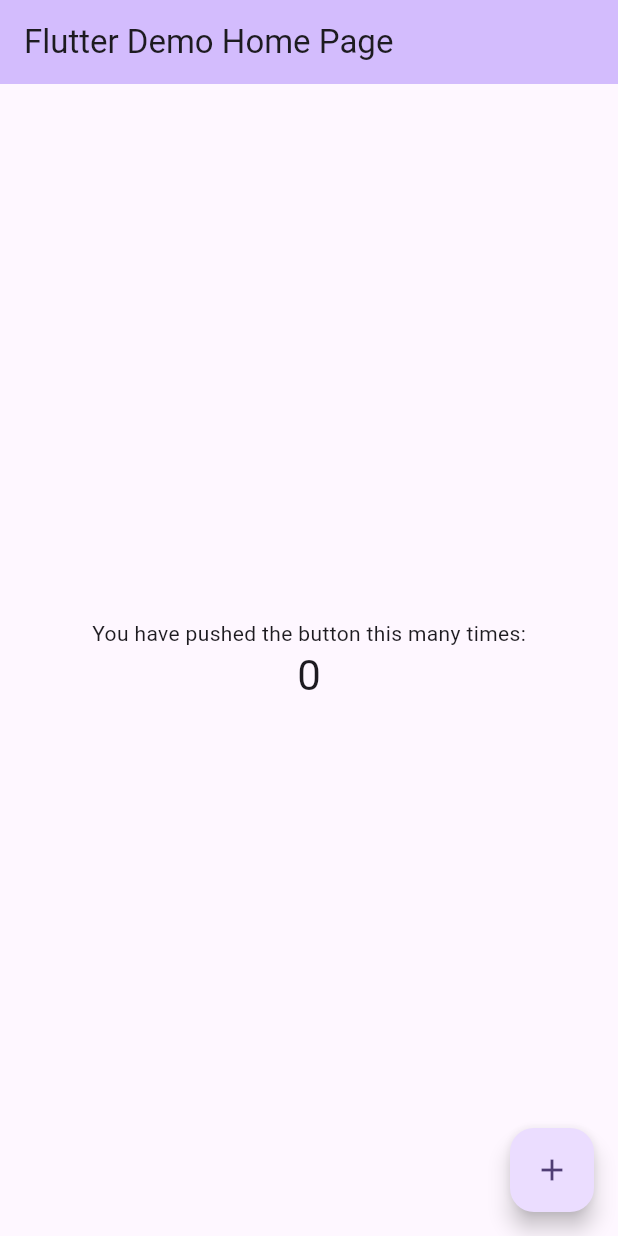
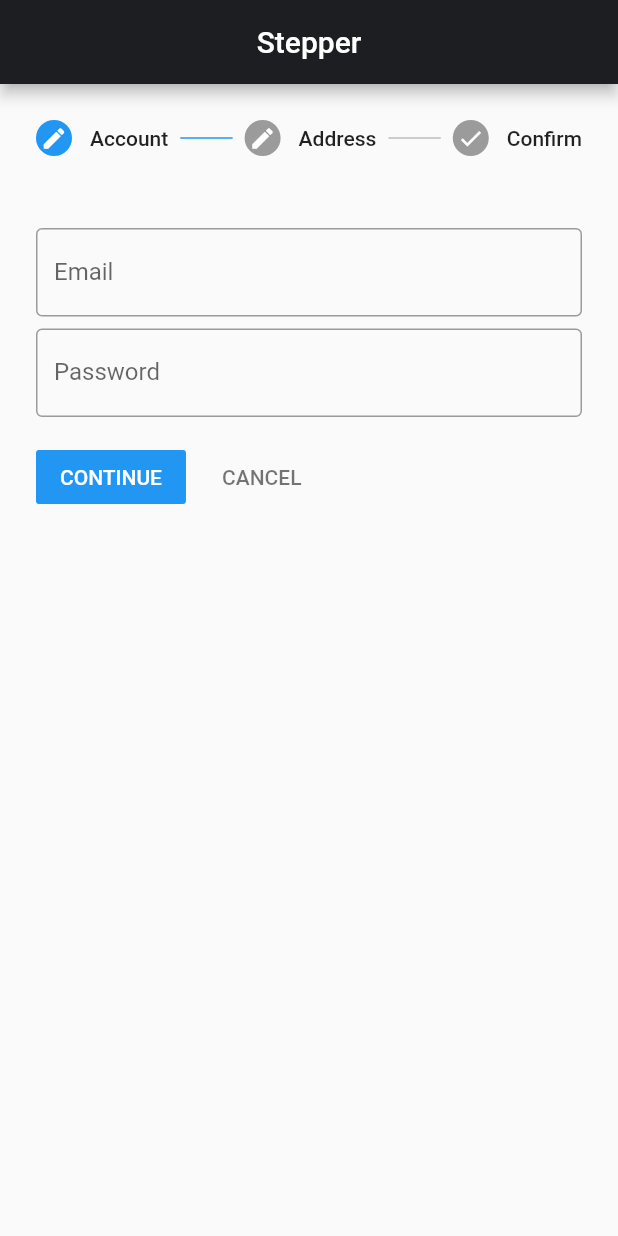
Before and after one commit to Balint90/flutter_basics, a Flutter app: the screen it shows after launch, on a phone screen of 412 x 824 dp. Run offline on Flutter 3.47's test engine with Material 2 defaults, Android fonts, the phone set to English and light mode, and no system bars; our stand-ins replace flutter_svg.

Commit message:
done stepper widget

```diff
--- a/stepper_widget/lib/main.dart
+++ b/stepper_widget/lib/main.dart
@@ -5,121 +5,115 @@ void main() {
 }
 
 class MyApp extends StatelessWidget {
-  const MyApp({super.key});
+  const MyApp({Key? key}) : super(key: key);
 
   // This widget is the root of your application.
   @override
   Widget build(BuildContext context) {
-    return MaterialApp(
-      title: 'Flutter Demo',
-      theme: ThemeData(
-        // This is the theme of your application.
-        //
-        // TRY THIS: Try running your application with "flutter run". You'll see
-        // the application has a blue toolbar. Then, without quitting the app,
-        // try changing the seedColor in the colorScheme below to Colors.green
-        // and then invoke "hot reload" (save your changes or press the "hot
-        // reload" button in a Flutter-supported IDE, or press "r" if you used
-        // the command line to start the app).
-        //
-        // Notice that the counter didn't reset back to zero; the application
-        // state is not lost during the reload. To reset the state, use hot
-        // restart instead.
-        //
-        // This works for code too, not just values: Most code changes can be
-        // tested with just a hot reload.
-        colorScheme: ColorScheme.fromSeed(seedColor: Colors.deepPurple),
-        useMaterial3: true,
-      ),
-      home: const MyHomePage(title: 'Flutter Demo Home Page'),
+    return const MaterialApp(
+      debugShowCheckedModeBanner: false,
+      home: Home(),
     );
   }
 }
 
-class MyHomePage extends StatefulWidget {
-  const MyHomePage({super.key, required this.title});
-
-  // This widget is the home page of your application. It is stateful, meaning
-  // that it has a State object (defined below) that contains fields that affect
-  // how it looks.
-
-  // This class is the configuration for the state. It holds the values (in this
-  // case the title) provided by the parent (in this case the App widget) and
-  // used by the build method of the State. Fields in a Widget subclass are
-  // always marked "final".
-
-  final String title;
+class Home extends StatefulWidget {
+  const Home({super.key});
 
   @override
-  State<MyHomePage> createState() => _MyHomePageState();
+  State<Home> createState() => _HomeState();
 }
 
-class _MyHomePageState extends State<MyHomePage> {
-  int _counter = 0;
+class _HomeState extends State<Home> {
+  int _currentStep = 0;
 
-  void _incrementCounter() {
-    setState(() {
-      // This call to setState tells the Flutter framework that something has
-      // changed in this State, which causes it to rerun the build method below
-      // so that the display can reflect the updated values. If we changed
-      // _counter without calling setState(), then the build method would not be
-      // called again, and so nothing would appear to happen.
-      _counter++;
-    });
-  }
+  List<Step> stepList() => [
+        Step(
+            title: const Text('Account'),
+            isActive: _currentStep >= 0,
+            state: _currentStep <= 0 ? StepState.editing : StepState.complete,
+            content: const Column(
+              children: [
+                TextField(
+                  decoration: InputDecoration(
+                    border: OutlineInputBorder(),
+                    labelText: 'Email',
+                  ),
+                ),
+                SizedBox(
+                  height: 8,
+                ),
+                TextField(
+                  obscureText: true,
+                  decoration: InputDecoration(
+                    border: OutlineInputBorder(),
+                    labelText: 'Password',
+                  ),
+                ),
+              ],
+            )),
+        Step(
+          isActive: _currentStep >= 1,
+          state: _currentStep <= 1 ? StepState.editing : StepState.complete,
+          title: const Text('Address'),
+          content: const Column(
+            children: [
+              TextField(
+                decoration: InputDecoration(
+                  border: OutlineInputBorder(),
+                  labelText: 'Address',
+                ),
+              ),
+              SizedBox(
+                height: 8,
+              ),
+              TextField(
+                obscureText: true,
+                decoration: InputDecoration(
+                  border: OutlineInputBorder(),
+                  labelText: 'PIN Code',
+                ),
+              ),
+            ],
+          ),
+        ),
+        Step(
+          isActive: _currentStep >= 2,
+          state: StepState.complete,
+          title: const Text('Confirm'),
+          content: const Center(
+            child: Text('Confirm'),
+          ),
+        ),
+      ];
 
   @override
   Widget build(BuildContext context) {
-    // This method is rerun every time setState is called, for instance as done
-    // by the _incrementCounter method above.
-    //
-    // The Flutter framework has been optimized to make rerunning build methods
-    // fast, so that you can just rebuild anything that needs updating rather
-    // than having to individually change instances of widgets.
     return Scaffold(
-      appBar: AppBar(
-        // TRY THIS: Try changing the color here to a specific color (to
-        // Colors.amber, perhaps?) and trigger a hot reload to see the AppBar
-        // change color while the other colors stay the same.
-        backgroundColor: Theme.of(context).colorScheme.inversePrimary,
-        // Here we take the value from the MyHomePage object that was created by
-        // the App.build method, and use it to set our appbar title.
-        title: Text(widget.title),
-      ),
-      body: Center(
-        // Center is a layout widget. It takes a single child and positions it
-        // in the middle of the parent.
-        child: Column(
-          // Column is also a layout widget. It takes a list of children and
-          // arranges them vertically. By default, it sizes itself to fit its
-          // children horizontally, and tries to be as tall as its parent.
-          //
-          // Column has various properties to control how it sizes itself and
-          // how it positions its children. Here we use mainAxisAlignment to
-          // center the children vertically; the main axis here is the vertical
-          // axis because Columns are vertical (the cross axis would be
-          // horizontal).
-          //
-          // TRY THIS: Invoke "debug painting" (choose the "Toggle Debug Paint"
-          // action in the IDE, or press "p" in the console), to see the
-          // wireframe for each widget.
-          mainAxisAlignment: MainAxisAlignment.center,
-          children: <Widget>[
-            const Text(
-              'You have pushed the button this many times:',
-            ),
-            Text(
-              '$_counter',
-              style: Theme.of(context).textTheme.headlineMedium,
-            ),
-          ],
+        appBar: AppBar(
+          backgroundColor: const Color(0xff1D1E22),
+          title: const Text('Stepper'),
+          centerTitle: true,
         ),
-      ),
-      floatingActionButton: FloatingActionButton(
-        onPressed: _incrementCounter,
-        tooltip: 'Increment',
-        child: const Icon(Icons.add),
-      ), // This trailing comma makes auto-formatting nicer for build methods.
-    );
+        body: Stepper(
+          steps: stepList(),
+          type: StepperType.horizontal,
+          elevation: 0,
+          currentStep: _currentStep,
+          onStepContinue: () {
+            if (_currentStep < (stepList().length - 1)) {
+              setState(() {
+                _currentStep += 1;
+              });
+            }
+          },
+          onStepCancel: () {
+            if (_currentStep > 0) {
+              setState(() {
+                _currentStep -= 1;
+              });
+            }
+          },
+        ));
   }
 }
```
